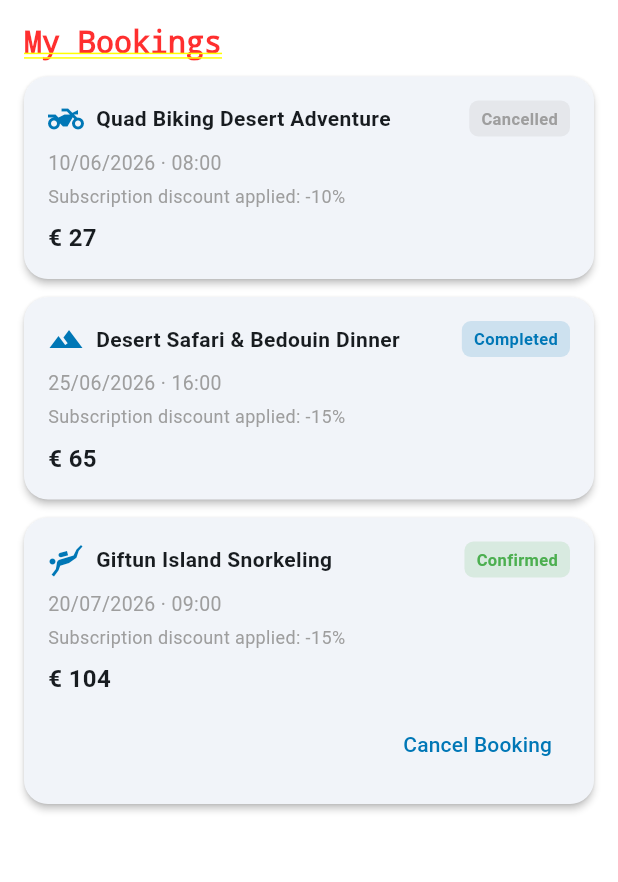
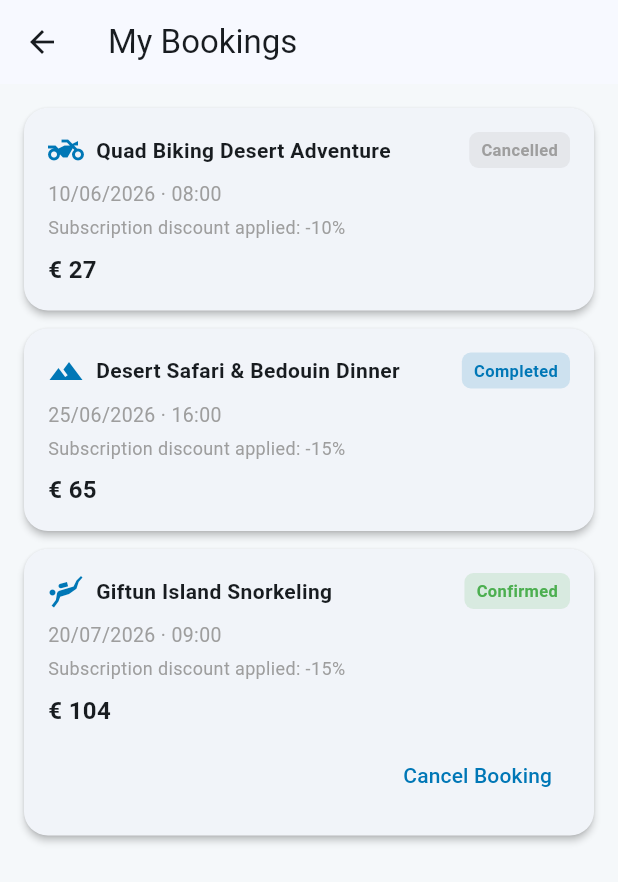
Before and after one commit to MohamedAbdElwahabOka/rihla_demo, a Flutter app: the MyBookingsScreen screen opened by its route, on a phone screen of 412 x 824 dp. Shown: the top 882 px of the screen. Run offline on Flutter 3.47's test engine with Material 3 defaults, Android fonts, the phone set to English and light mode, and no system bars; our stand-ins replace table_calendar; accounts and stored records are empty.

Commit message:
fix: My Bookings had no Scaffold when opened standalone from Profile
MyBookingsScreen was built only as a tab body (no Scaffold, relying on
MainShell's shared one for background/AppBar). Routes.myBookings also
pushes it standalone from Profile, where there's no MainShell ancestor --
so it rendered with Flutter's raw default background (black) and
unstyled text (looked red), and had no back button or title bar.

Added a 'standalone' flag: false (default) keeps the bare tab-body
behavior; true (used only by Routes.myBookings) wraps it in its own
Scaffold + AppBar and drops the now-redundant in-body heading.

```diff
--- a/lib/routes.dart
+++ b/lib/routes.dart
@@ -43,7 +43,7 @@ final appRoutes = <String, WidgetBuilder>{
   Routes.booking2: (_) => const BookingStep2Screen(),
   Routes.booking3: (_) => const BookingStep3Screen(),
   Routes.ticket: (_) => const TicketScreen(),
-  Routes.myBookings: (_) => const MyBookingsScreen(),
+  Routes.myBookings: (_) => const MyBookingsScreen(standalone: true),
   Routes.subscription: (_) => const SubscriptionScreen(),
   Routes.plans: (_) => const PlansScreen(),
   Routes.payments: (_) => const PaymentsScreen(),
--- a/lib/screens/my_bookings_screen.dart
+++ b/lib/screens/my_bookings_screen.dart
@@ -5,9 +5,12 @@ import '../theme.dart';
 import '../utils/format.dart';
 
 /// S6e — My Bookings History (FR-072). Hosted as the Bookings tab body
-/// and reachable from Profile via Routes.myBookings.
+/// (no own Scaffold -- relies on MainShell's) and also reachable
+/// standalone from Profile via Routes.myBookings (needs its own Scaffold
+/// there, since MainShell isn't an ancestor of a pushed route).
 class MyBookingsScreen extends StatefulWidget {
-  const MyBookingsScreen({super.key});
+  final bool standalone;
+  const MyBookingsScreen({super.key, this.standalone = false});
 
   @override
   State<MyBookingsScreen> createState() => _MyBookingsScreenState();
@@ -41,18 +44,25 @@ class _MyBookingsScreenState extends State<MyBookingsScreen> {
   @override
   Widget build(BuildContext context) {
     final l10n = AppLocalizations.of(context)!;
-    return SafeArea(
+    final content = SafeArea(
       child: ListView(
         padding: const EdgeInsets.all(16),
         children: [
-          Text(l10n.myBookings, style: const TextStyle(fontSize: 20, fontWeight: FontWeight.bold)),
-          const SizedBox(height: 12),
+          if (!widget.standalone) ...[
+            Text(l10n.myBookings, style: const TextStyle(fontSize: 20, fontWeight: FontWeight.bold)),
+            const SizedBox(height: 12),
+          ],
           ...bookings.reversed.map((b) => _BookingCard(
                 booking: b,
                 onCancel: () => _confirmCancel(b),
               )),
         ],
       ),
+    );
+    if (!widget.standalone) return content;
+    return Scaffold(
+      appBar: AppBar(title: Text(l10n.myBookings)),
+      body: content,
     );
   }
 }
```
